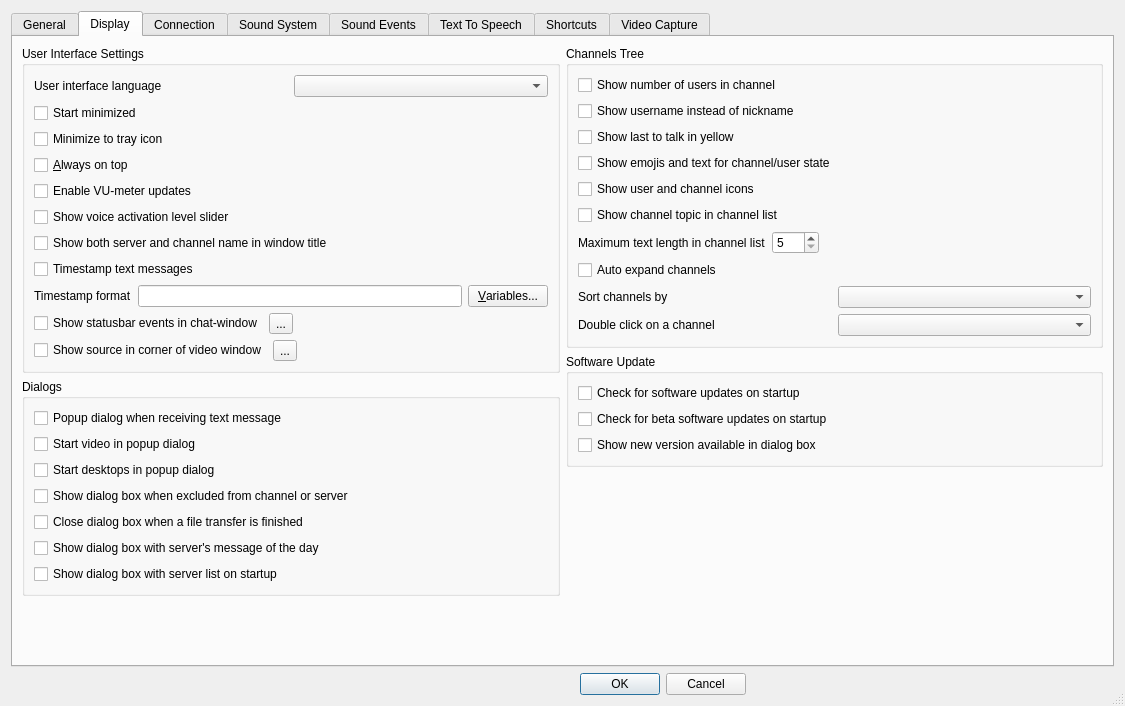
First picture: the form in Client/qtTeamTalk/preferences.ui, repository BearWare/TeamTalk5, before the edit.
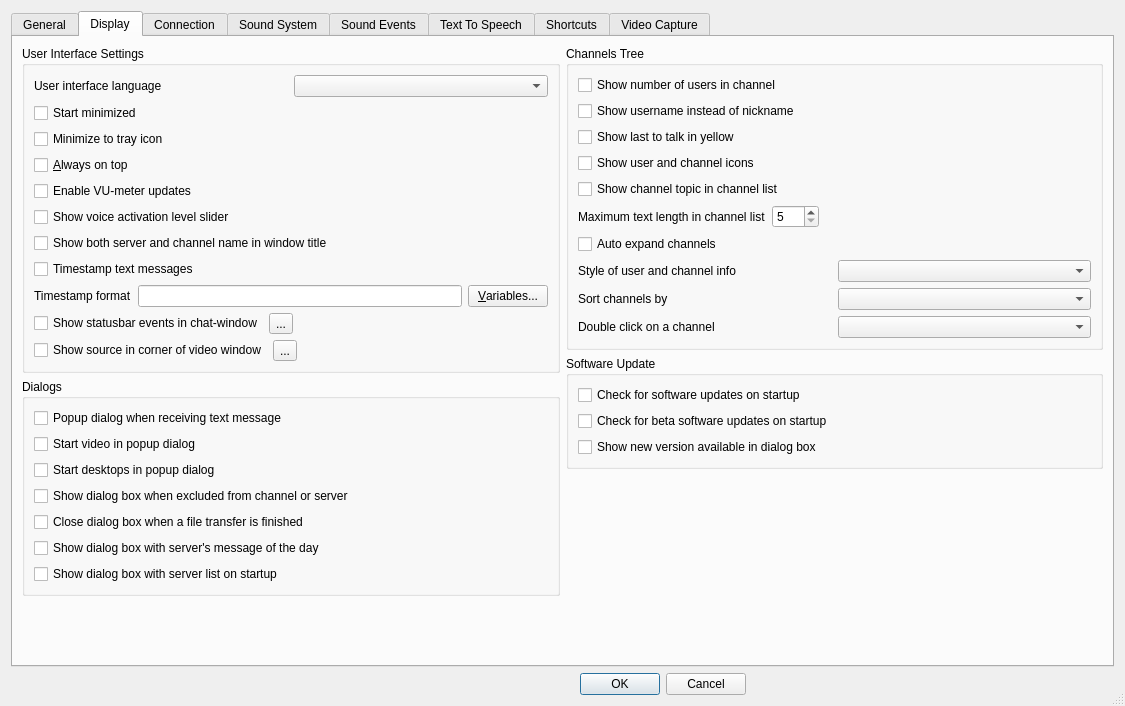
Second picture: the form after the edit. The open tabs and pages were chosen to show the change. Icons and pictures are not drawn. Custom widgets are drawn as their Qt base class.

Commit message: Option to choose bitween text or emoji in channel list

```diff
--- a/Client/qtTeamTalk/preferences.ui
+++ b/Client/qtTeamTalk/preferences.ui
@@ -641,13 +641,6 @@
               </property>
              </widget>
             </item>
-            <item>
-             <widget class="QCheckBox" name="emojiChkBox">
-              <property name="text">
-               <string>Show emojis and text for channel/user state</string>
-              </property>
-             </widget>
-            </item>
             <item>
              <widget class="QCheckBox" name="animChkBox">
               <property name="text">
@@ -712,6 +705,23 @@
               </property>
              </widget>
             </item>
+            <item>
+             <layout class="QHBoxLayout" name="horizontalLayout_33">
+              <item>
+               <widget class="QLabel" name="label_infoStyle">
+                <property name="text">
+                 <string>Style of user and channel info</string>
+                </property>
+                <property name="buddy">
+                 <cstring>infoStyleBox</cstring>
+                </property>
+               </widget>
+              </item>
+              <item>
+               <widget class="QComboBox" name="infoStyleBox"/>
+              </item>
+             </layout>
+            </item>
             <item>
              <layout class="QHBoxLayout" name="horizontalLayout_27">
               <item>
```
The commit also changes 6 other files.
